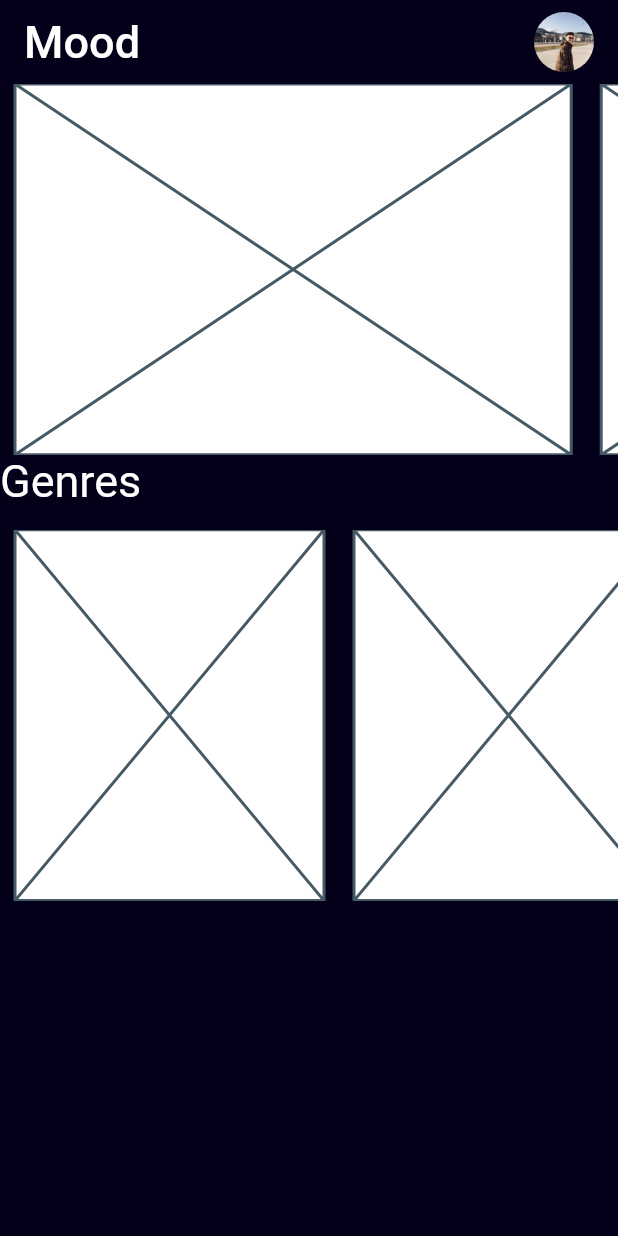
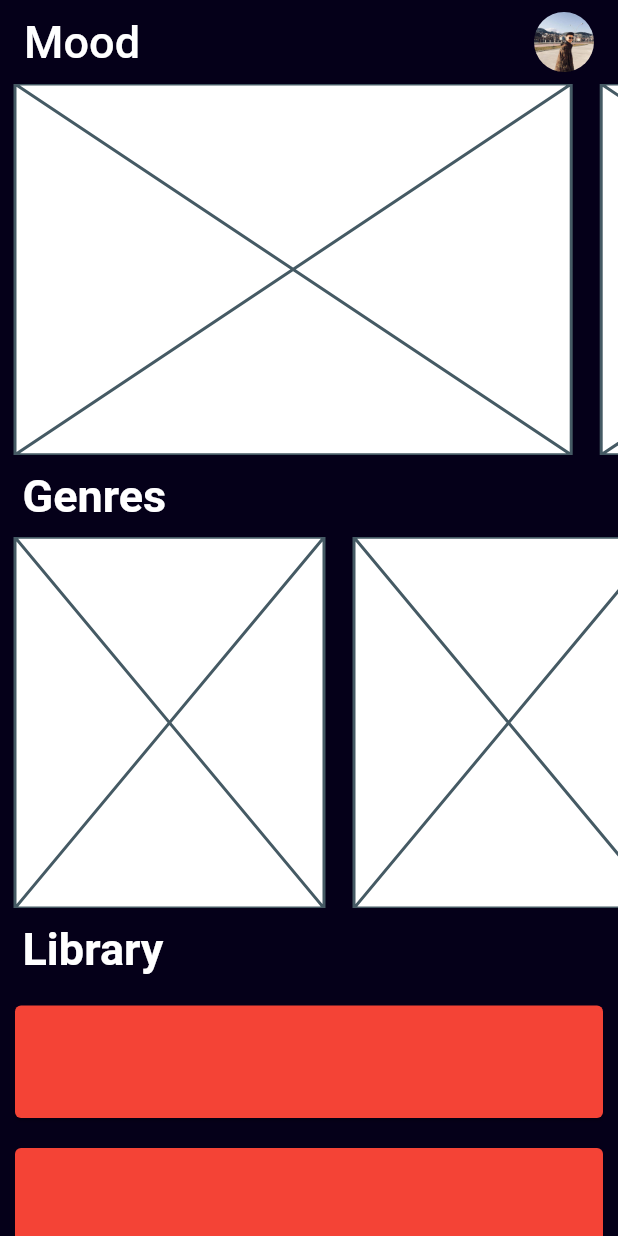
Before and after one commit to emreavarisli/Music-App, a Flutter app: the screen it shows after launch, on a phone screen of 412 x 824 dp. Run offline on Flutter 3.47's test engine with Material 2 defaults, Android fonts, the light colour scheme and no system bars.

Commit message:
Third card design and library title

```diff
--- a/lib/homePage.dart
+++ b/lib/homePage.dart
@@ -16,20 +16,60 @@ class _HomePageState extends State<HomePage> {
       body: Column(
         children: [
           firstCardDesign(context),
-          Row(
-            children: const [
-              SizedBox(
-                height: 50,
-                child: Text(
-                  'Genres',
-                  style: TextStyle(color: Colors.white, fontSize: 30),
+          genresTitle(),
+          secondCardDesign(context),
+          libraryTitle(),
+          thirdCardDesign(),
+        ],
+      ),
+    );
+  }
+
+  Flexible thirdCardDesign() {
+    return Flexible(
+          child: ListView.builder(
+            itemBuilder: (context, index) => Dismissible(
+              key: Key(index.toString()),
+              child: const Card(
+                color: Colors.red,
+                //elevation: 0,
+                margin: EdgeInsets.symmetric(horizontal: 10, vertical: 10),
+                child: SizedBox(
+                  height: 75,
                 ),
               ),
-            ],
+            ),
           ),
-          secondCardDesign(context),
-        ],
-      ),
+        );
+  }
+
+  Row libraryTitle() {
+    return Row(
+      children: [
+        Container(
+          padding: const EdgeInsets.fromLTRB(15, 10, 0, 10),
+          child: const Text(
+            'Library',
+            style: TextStyle(
+                color: Colors.white, fontSize: 30, fontWeight: FontWeight.bold),
+          ),
+        ),
+      ],
+    );
+  }
+
+  Row genresTitle() {
+    return Row(
+      children: [
+        Container(
+          padding: const EdgeInsets.fromLTRB(15, 10, 0, 10),
+          child: const Text(
+            'Genres',
+            style: TextStyle(
+                color: Colors.white, fontSize: 30, fontWeight: FontWeight.bold),
+          ),
+        ),
+      ],
     );
   }
 
```
